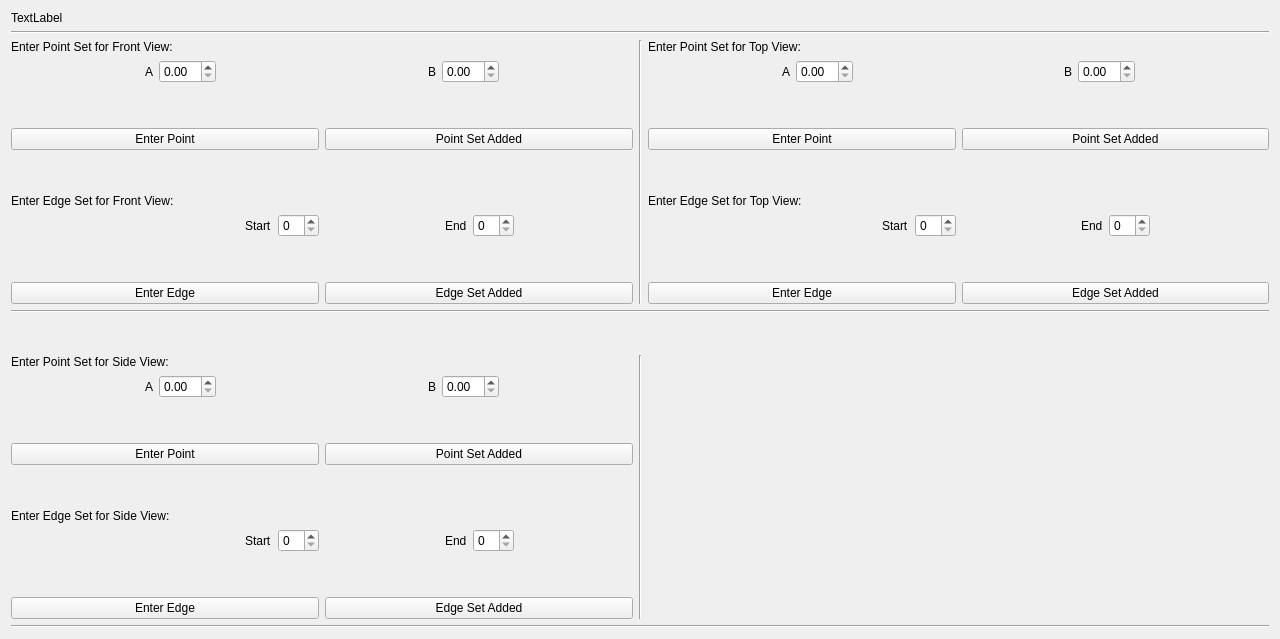
arpanmangal/COP-CAD, file Engg._Drawing_Visualization_n_Design/Source_Code/forms/inputwindowtwod.ui: the form before one commit.
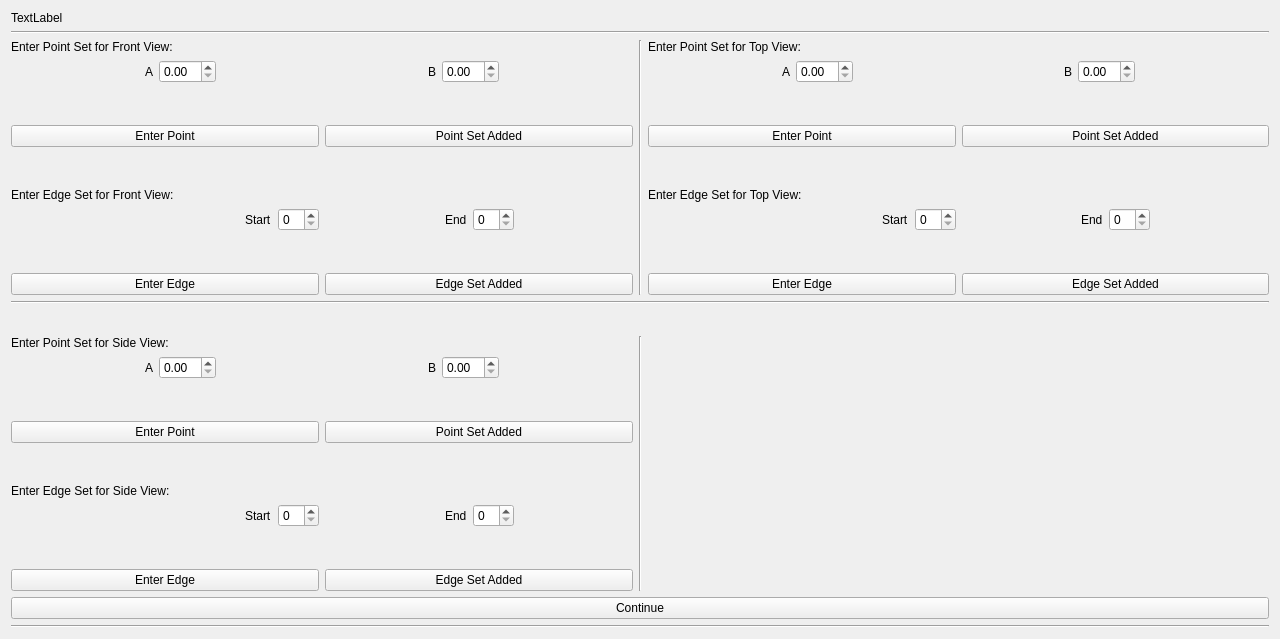
The form after the commit.

Commit message: 2D Ui final and working perfect

Patch:
```diff
--- a/Engg._Drawing_Visualization_n_Design/Source_Code/forms/inputwindowtwod.ui
+++ b/Engg._Drawing_Visualization_n_Design/Source_Code/forms/inputwindowtwod.ui
@@ -819,6 +819,13 @@
      </item>
     </layout>
    </item>
+   <item>
+    <widget class="QPushButton" name="ContinueButton">
+     <property name="text">
+      <string>Continue</string>
+     </property>
+    </widget>
+   </item>
    <item>
     <widget class="Line" name="line_2">
      <property name="orientation">
```
Left out of the diff: 70 changed lines with no effect on the pictures. The commit also changes 7 other files.
